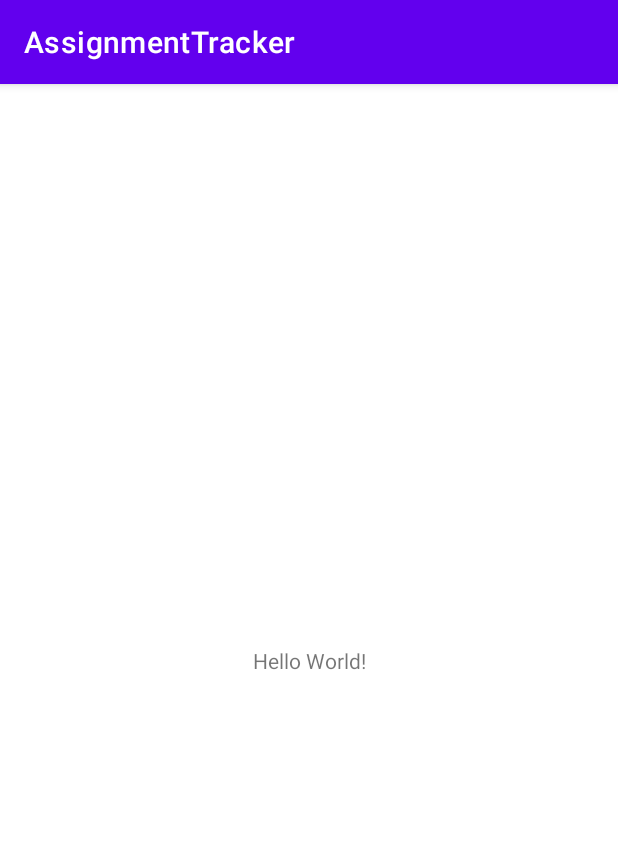
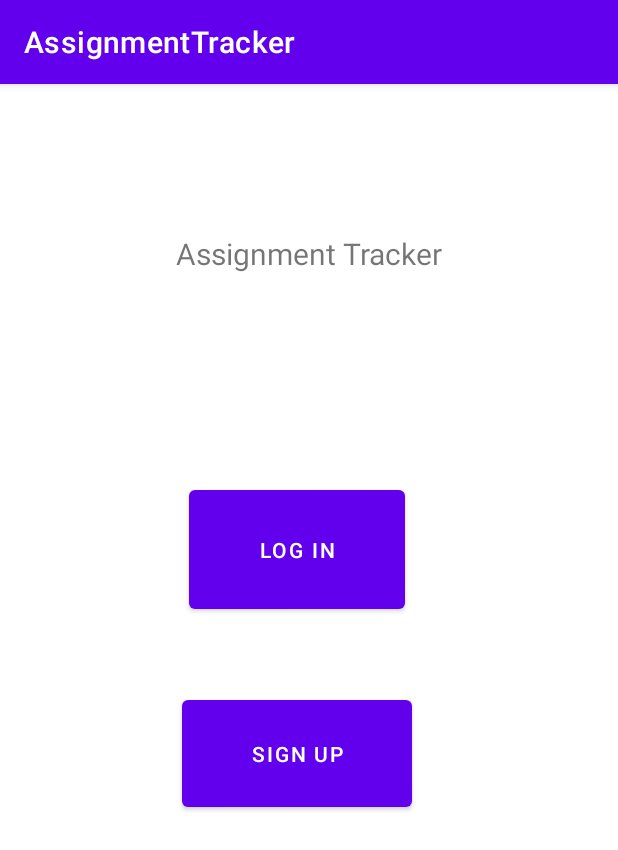
Before and after one commit to f-pulido-1/AssignmentTracker, an Android app: the screen it shows after launch (MainActivity), on a phone screen of 412 x 824 dp. Shown: the top 850 px of the screen. Run offline under Robolectric (Android 15) with nearby library versions, the phone set to English and light mode, and no system bars.

Commit message:
Sets up main login page

```diff
--- a/app/src/main/res/layout/activity_main.xml
+++ b/app/src/main/res/layout/activity_main.xml
@@ -6,13 +6,43 @@
     android:layout_height="match_parent"
     tools:context=".MainActivity">
 
+    <Button
+        android:id="@+id/mainLoginButton2"
+        android:layout_width="153dp"
+        android:layout_height="83dp"
+        android:text="@string/sign_up"
+        app:layout_constraintBottom_toBottomOf="parent"
+        app:layout_constraintEnd_toEndOf="parent"
+        app:layout_constraintHorizontal_bias="0.469"
+        app:layout_constraintStart_toStartOf="parent"
+        app:layout_constraintTop_toBottomOf="@+id/mainLoginButton"
+        app:layout_constraintVertical_bias="0.148" />
+
     <TextView
-        android:layout_width="wrap_content"
-        android:layout_height="wrap_content"
-        android:text="Hello World!"
+        android:id="@+id/textView"
+        android:layout_width="214dp"
+        android:layout_height="55dp"
+        android:gravity="center"
+
+        android:text="@string/assignment_tracker"
+        android:textSize="20sp"
         app:layout_constraintBottom_toBottomOf="parent"
         app:layout_constraintEnd_toEndOf="parent"
         app:layout_constraintStart_toStartOf="parent"
-        app:layout_constraintTop_toTopOf="parent" />
+        app:layout_constraintTop_toTopOf="parent"
+        app:layout_constraintVertical_bias="0.12" />
+
+    <Button
+        android:id="@+id/mainLoginButton"
+        android:layout_width="144dp"
+        android:layout_height="91dp"
+        android:text="@string/log_in"
+        app:layout_constraintBottom_toBottomOf="parent"
+        app:layout_constraintEnd_toEndOf="parent"
+        app:layout_constraintHorizontal_bias="0.469"
+        app:layout_constraintStart_toStartOf="parent"
+        app:layout_constraintTop_toBottomOf="@+id/textView"
+        app:layout_constraintVertical_bias="0.231" />
+
 
 </androidx.constraintlayout.widget.ConstraintLayout>
--- a/app/src/main/res/values/strings.xml
+++ b/app/src/main/res/values/strings.xml
@@ -1,3 +1,6 @@
 <resources>
     <string name="app_name">AssignmentTracker</string>
+    <string name="sign_up">Sign Up</string>
+    <string name="assignment_tracker">Assignment Tracker</string>
+    <string name="log_in">Log In</string>
 </resources>
```
